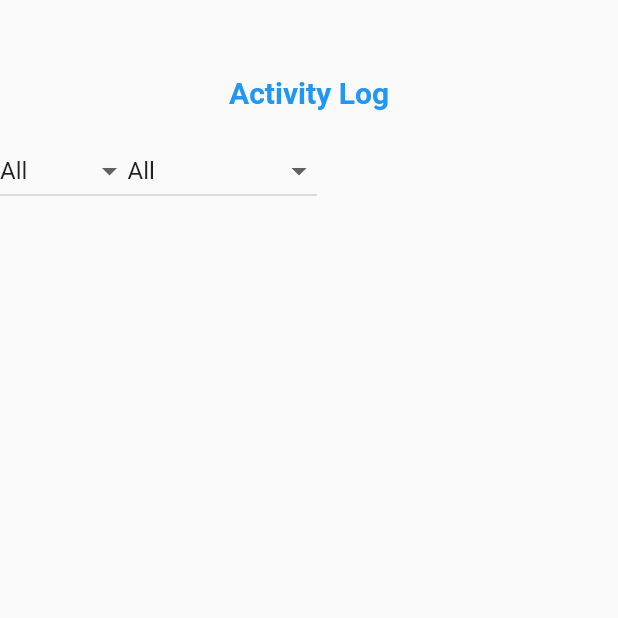
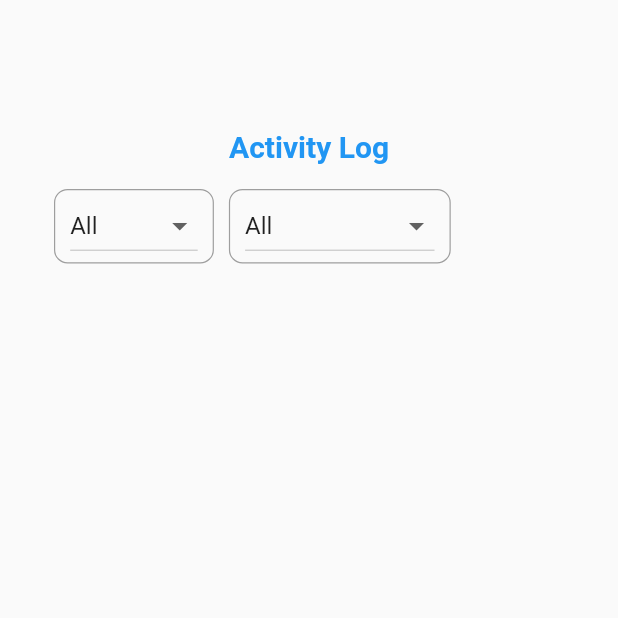
Before and after one commit to minhpham591/eOfficeFlutter-, a Flutter app: the MyNotification screen opened directly, on a phone screen of 412 x 824 dp, the top half of it. Run offline on Flutter 3.47's test engine with Material 2 defaults, Android fonts, the phone set to English and light mode, and no system bars; our stand-ins replace firebase_auth, firebase_core, otp_text_field, pie_chart; missing offline and left inert: advance_pdf_viewer, base32, otp, painter; accounts and stored records are empty; Roboto replaces fonts that are missing (Montserrat).

Commit message:
fix notification

```diff
--- a/lib/api/api_service.dart
+++ b/lib/api/api_service.dart
@@ -6,7 +6,7 @@ import 'package:EOfficeMobile/model/upload_model.dart';
 class APIService {
   Future<LoginResponseModel> login(LoginRequestModel loginRequestModel) async {
     String url =
-        "https://datnxeoffice.azurewebsites.net//api/accounts/loginstaff";
+        "https://datnxeoffice.azurewebsites.net/api/accounts/loginstaff";
     var body = json.encode(loginRequestModel.toJson());
     print(body);
     final response = await http.post(url,
--- a/lib/notification/notification.dart
+++ b/lib/notification/notification.dart
@@ -20,6 +20,8 @@ class _DropDownButtonState extends State<MyNotification> {
   Widget build(BuildContext context) {
     return Scaffold(
       body: SingleChildScrollView(
+        child: Padding(
+          padding: const EdgeInsets.all(36),
           child: Column(
             children: <Widget>[
               SizedBox(
@@ -35,7 +37,16 @@ class _DropDownButtonState extends State<MyNotification> {
               ),
               Row(
                 children: [
-                Column(
+                  Container(
+                    padding: EdgeInsets.symmetric(horizontal: 10.0),
+                    decoration: BoxDecoration(
+                      borderRadius: BorderRadius.circular(9.0),
+                      border: Border.all(
+                          color: Colors.grey,
+                          style: BorderStyle.solid,
+                          width: 0.80),
+                    ),
+                    child: Column(
                       children: [
                         DropdownButton(
                             value: _value,
@@ -60,7 +71,24 @@ class _DropDownButtonState extends State<MyNotification> {
                             })
                       ],
                     ),
+                  ),
                   Column(
+                    children: [
+                      SizedBox(
+                        width: 10,
+                      )
+                    ],
+                  ),
+                  Container(
+                    padding: EdgeInsets.symmetric(horizontal: 10.0),
+                    decoration: BoxDecoration(
+                      borderRadius: BorderRadius.circular(9.0),
+                      border: Border.all(
+                          color: Colors.grey,
+                          style: BorderStyle.solid,
+                          width: 0.80),
+                    ),
+                    child: Column(
                       children: [
                         DropdownButton(
                             value: _value1,
@@ -85,11 +113,13 @@ class _DropDownButtonState extends State<MyNotification> {
                             })
                       ],
                     ),
+                  ),
                 ],
               ),
             ],
           ),
         ),
+      ),
     );
   }
 }
```
Lines whose indentation alone changed are shown as unchanged.
